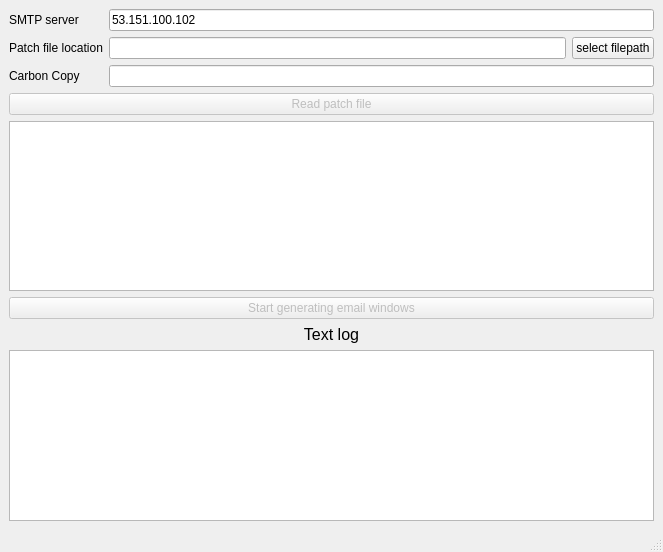
Old version of the form shell_ui.ui in the repository Gainutdinov/GUI-app-for-patch-notifications.
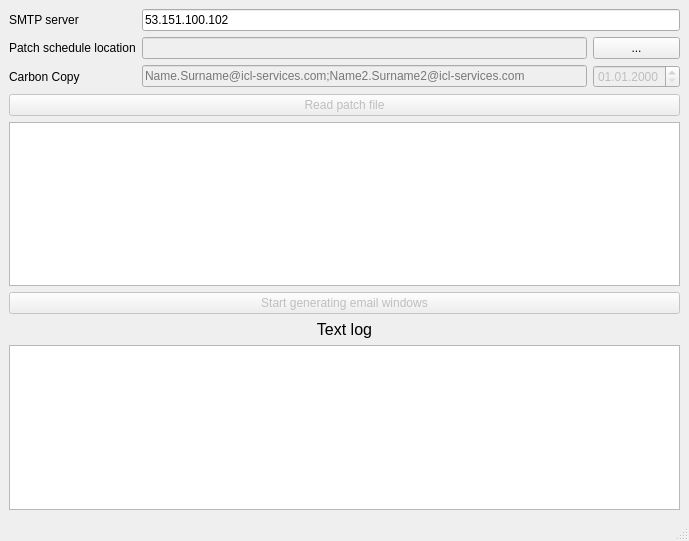
New version of the form.

Commit message: created mainApp.py and main GUI interface

Diff of the .ui file:
```diff
--- a/shell_ui.ui
+++ b/shell_ui.ui
@@ -6,8 +6,8 @@
    <rect>
     <x>0</x>
     <y>0</y>
-    <width>663</width>
-    <height>552</height>
+    <width>689</width>
+    <height>541</height>
    </rect>
   </property>
   <property name="windowTitle">
@@ -18,7 +18,11 @@
     <item row="0" column="0">
      <layout class="QGridLayout" name="gridLayout">
       <item row="1" column="1">
-       <widget class="QLineEdit" name="lineEdit_2"/>
+       <widget class="QLineEdit" name="lineEdit_2">
+        <property name="enabled">
+         <bool>false</bool>
+        </property>
+       </widget>
       </item>
       <item row="2" column="0">
        <widget class="QLabel" name="label_3">
@@ -43,7 +47,7 @@
       <item row="1" column="0">
        <widget class="QLabel" name="label_2">
         <property name="text">
-         <string>Patch file location</string>
+         <string>Patch schedule location</string>
         </property>
         <property name="buddy">
          <cstring>lineEdit_2</cstring>
@@ -53,7 +57,7 @@
       <item row="1" column="2">
        <widget class="QPushButton" name="pushButton">
         <property name="text">
-         <string>select filepath</string>
+         <string>...</string>
         </property>
        </widget>
       </item>
@@ -64,8 +68,25 @@
         </property>
        </widget>
       </item>
-      <item row="2" column="1" colspan="2">
-       <widget class="QLineEdit" name="lineEdit_3"/>
+      <item row="2" column="2">
+       <widget class="QDateEdit" name="dateEdit">
+        <property name="enabled">
+         <bool>false</bool>
+        </property>
+        <property name="displayFormat">
+         <string>dd.MM.yyyy</string>
+        </property>
+       </widget>
+      </item>
+      <item row="2" column="1">
+       <widget class="QLineEdit" name="lineEdit_3">
+        <property name="enabled">
+         <bool>false</bool>
+        </property>
+        <property name="placeholderText">
+         <string>Name.Surname@icl-services.com;Name2.Surname2@icl-services.com</string>
+        </property>
+       </widget>
       </item>
      </layout>
     </item>
```
Left out of the diff: 3 changed lines with no effect on the pictures. The commit also changes 2 other files.
